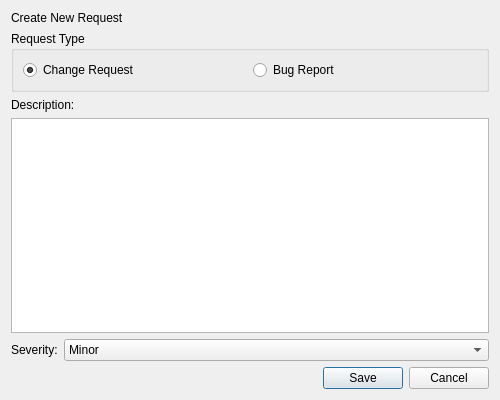
mariolewis/asdf_factory, file gui/raise_request_dialog.ui: the form before one commit.
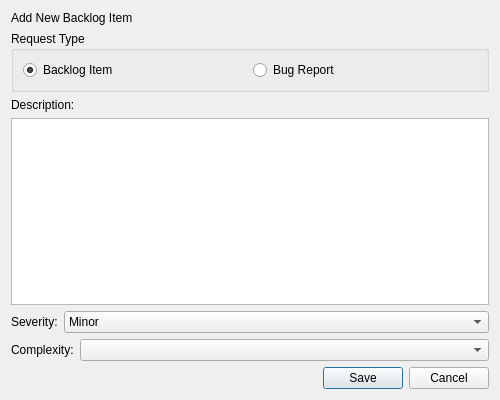
The form after the commit.

Commit message: feat: Implement full backlog reordering and fix multiple UI/UX bugs in the backlog workflow, including Jira sync and dialog interactions.

```diff
--- a/gui/raise_request_dialog.ui
+++ b/gui/raise_request_dialog.ui
@@ -20,7 +20,7 @@
    <item>
     <widget class="QLabel" name="headerLabel">
      <property name="text">
-      <string>Create New Request</string>
+      <string>Add New Backlog Item</string>
      </property>
     </widget>
    </item>
@@ -33,7 +33,7 @@
       <item>
        <widget class="QRadioButton" name="crRadioButton">
         <property name="text">
-         <string>Change Request</string>
+         <string>Backlog Item</string>
         </property>
         <property name="checked">
          <bool>true</bool>
@@ -104,6 +104,55 @@
      </layout>
     </widget>
    </item>
+   <item>
+    <widget class="QWidget" name="complexityWidget" native="true">
+    <layout class="QFormLayout" name="formLayout_2">
+    <property name="leftMargin">
+        <number>0</number>
+    </property>
+    <property name="topMargin">
+        <number>0</number>
+    </property>
+    <property name="rightMargin">
+        <number>0</number>
+    </property>
+    <property name="bottomMargin">
+        <number>0</number>
+    </property>
+    <item row="0" column="0">
+        <widget class="QLabel" name="complexityLabel">
+        <property name="text">
+        <string>Complexity:</string>
+        </property>
+        </widget>
+    </item>
+    <item row="0" column="1">
+        <widget class="QComboBox" name="complexityComboBox">
+        <item>
+        <property name="text">
+        <string/>
+        </property>
+        </item>
+        <item>
+        <property name="text">
+        <string>Small</string>
+        </property>
+        </item>
+        <item>
+        <property name="text">
+        <string>Medium</string>
+        </property>
+        </item>
+        <item>
+        <property name="text">
+        <string>Large</string>
+        </property>
+        </item>
+        </widget>
+    </item>
+    </layout>
+    </widget>
+   </item>
    <item>
     <widget class="QDialogButtonBox" name="buttonBox">
      <property name="standardButtons">
```
Left out of the diff: 2 changed lines with no effect on the pictures. The commit also changes 27 other files.
